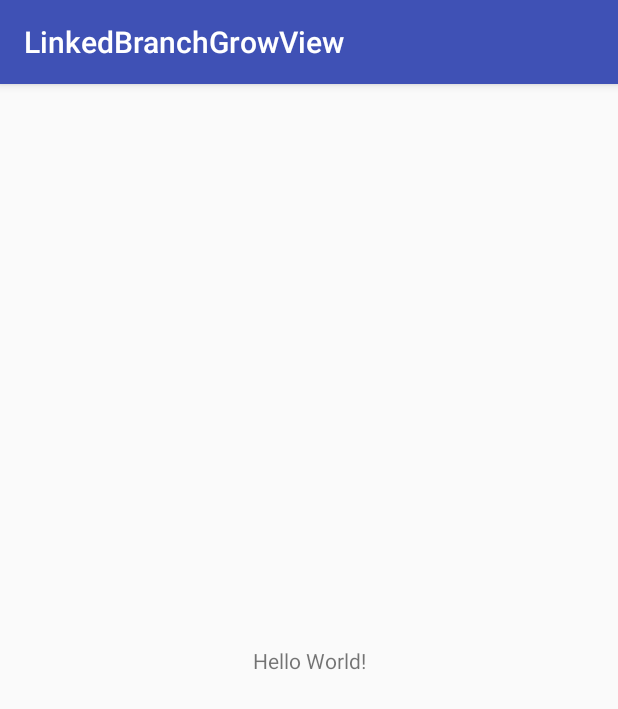
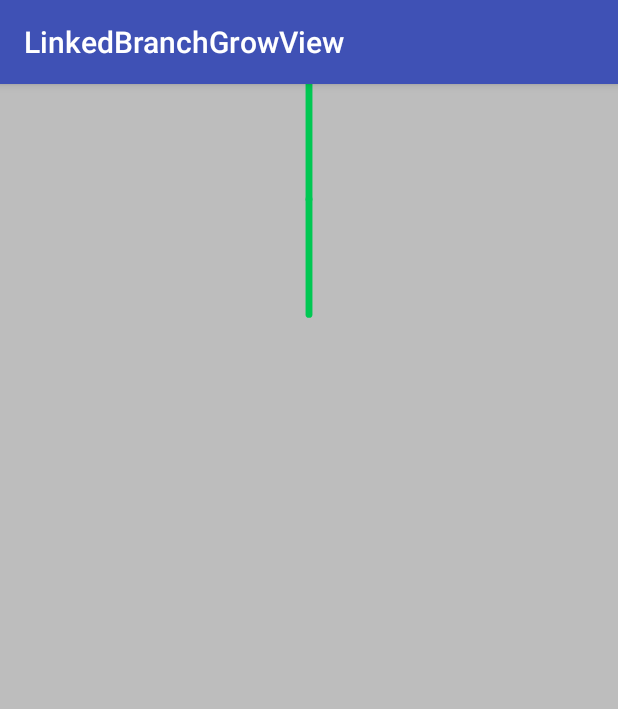
Before and after one commit to Anwesh43/LinkedBranchGrowView, an Android app: the screen it shows after launch (MainActivity), on a phone screen of 412 x 824 dp. Shown: the top 709 px of the screen. Run offline under Robolectric (Android 15) with nearby library versions, the phone set to English and light mode, and no system bars.

```diff
--- a/app/build.gradle
+++ b/app/build.gradle
@@ -27,6 +27,7 @@ dependencies {
     androidTestImplementation 'com.android.support.test:runner:1.0.1'
     androidTestImplementation 'com.android.support.test.espresso:espresso-core:3.0.1'
     compile "org.jetbrains.kotlin:kotlin-stdlib-jre7:$kotlin_version"
+    compile project(":branchgrowview")
 }
 repositories {
     mavenCentral()
--- a/app/src/main/java/com/anwesh/uiprojects/linkedbranchgrowview/MainActivity.kt
+++ b/app/src/main/java/com/anwesh/uiprojects/linkedbranchgrowview/MainActivity.kt
@@ -2,11 +2,12 @@ package com.anwesh.uiprojects.linkedbranchgrowview
 
 import android.support.v7.app.AppCompatActivity
 import android.os.Bundle
+import com.anwesh.uiprojects.branchgrowview.BranchGrowView
 
 class MainActivity : AppCompatActivity() {
 
     override fun onCreate(savedInstanceState: Bundle?) {
         super.onCreate(savedInstanceState)
-        setContentView(R.layout.activity_main)
+        BranchGrowView.create(this)
     }
 }
```
